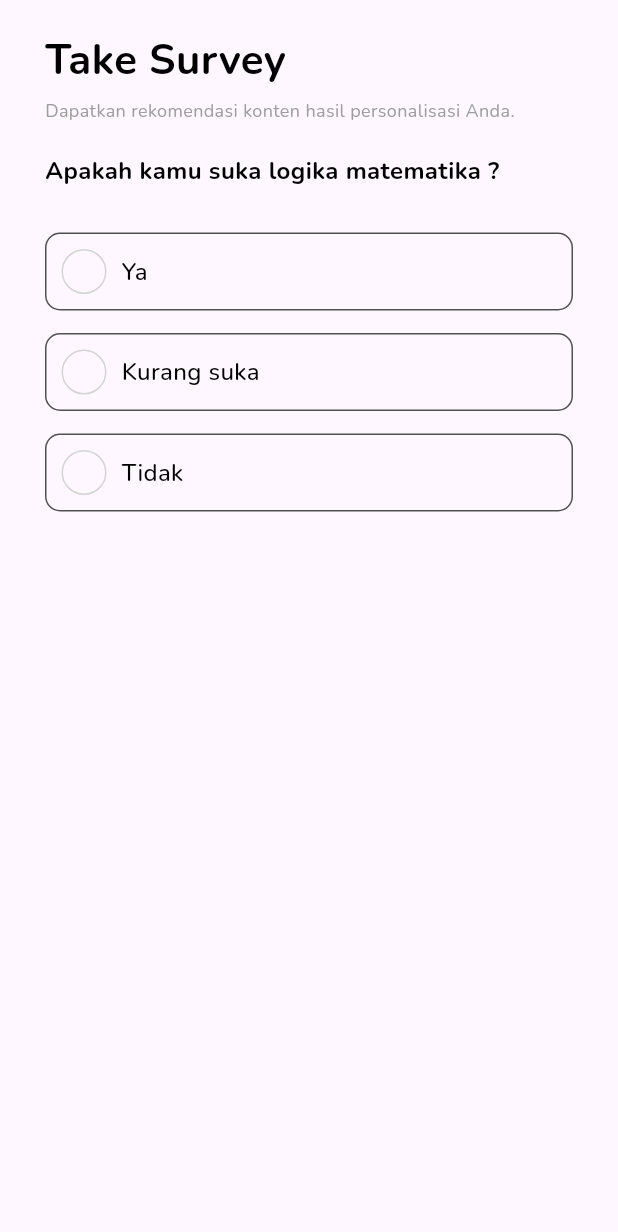
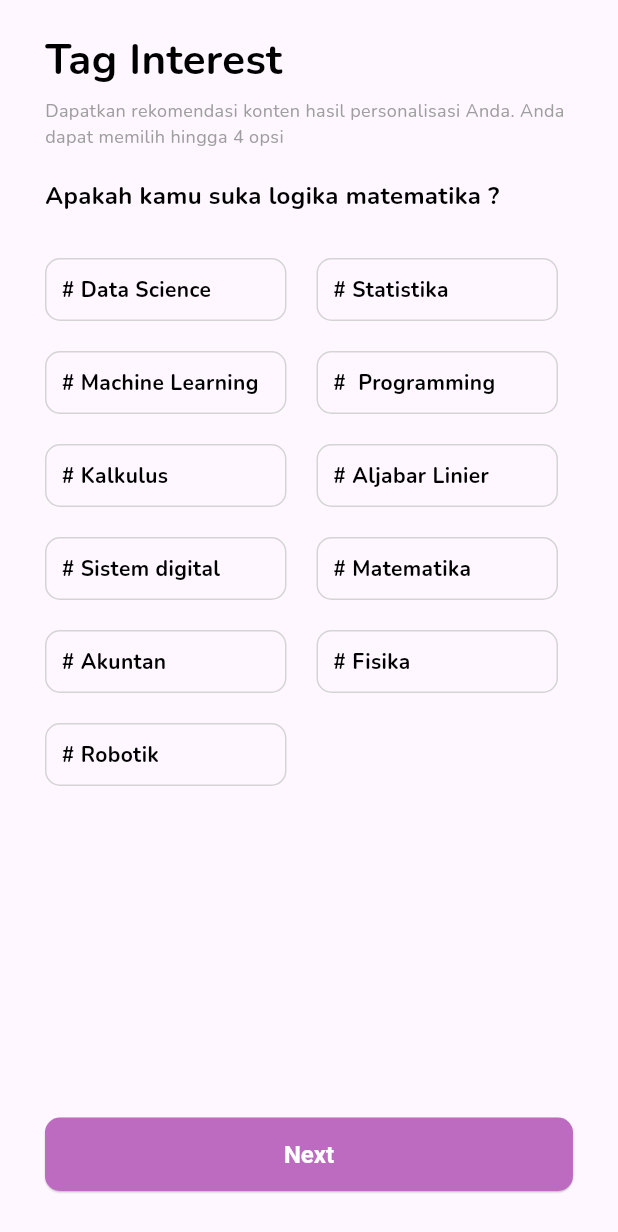
Before and after one commit to Armora-Tech/upmate, a Flutter app: the screen it shows after launch, on a phone screen of 412 x 824 dp. Shown: the top 1232 px of the screen. Run offline on Flutter 3.47's test engine with Material 3 defaults, Android fonts, the phone set to English and light mode, and no system bars; our stand-ins replace get.

Commit message:
add tag interest page

```diff
--- a/lib/main.dart
+++ b/lib/main.dart
@@ -3,6 +3,7 @@ import 'package:upmatev2/bindings/login_binding.dart';
 import 'package:upmatev2/themes/app_theme.dart';
 import 'package:upmatev2/views/login.dart';
 import 'package:get/route_manager.dart';
+import 'package:upmatev2/views/tag_interest.dart';
 import 'package:upmatev2/views/take_survey.dart';
 import 'package:upmatev2/views/verify.dart';
 
@@ -28,7 +29,7 @@ class MyApp extends StatelessWidget {
       theme: AppTheme.lightTheme,
       initialBinding: LoginBinding(),
       getPages: AppPage.pages,
-      home: const TakeSurveyView(),
+      home: const TagInterestView(),
     );
   }
 }
--- /dev/null
+++ b/lib/views/tag_interest.dart
@@ -0,0 +1,109 @@
+import 'package:flutter/material.dart';
+import 'package:get/get.dart';
+import 'package:upmatev2/themes/app_color.dart';
+
+class TagInterestView extends StatelessWidget {
+  const TagInterestView({super.key});
+
+  @override
+  Widget build(BuildContext context) {
+    List<String> tags = [
+      "Data Science",
+      "Statistika",
+      "Machine Learning",
+      " Programming",
+      "Kalkulus",
+      "Aljabar Linier",
+      "Sistem digital",
+      "Matematika",
+      "Akuntan",
+      "Fisika",
+      "Robotik"
+    ];
+    return Scaffold(
+      body: SafeArea(
+        child: Padding(
+          padding: const EdgeInsets.symmetric(horizontal: 30),
+          child: SizedBox(
+            height: Get.height,
+            child: Column(
+              mainAxisAlignment: MainAxisAlignment.spaceBetween,
+              children: [
+                SingleChildScrollView(
+                  child: Column(
+                    crossAxisAlignment: CrossAxisAlignment.start,
+                    children: [
+                      const SizedBox(
+                        height: 20,
+                      ),
+                      const Text(
+                        "Tag Interest",
+                        style: TextStyle(
+                            fontSize: 28, fontWeight: FontWeight.bold),
+                      ),
+                      const SizedBox(
+                        height: 5,
+                      ),
+                      const Text(
+                        "Dapatkan rekomendasi konten hasil personalisasi Anda. Anda dapat memilih hingga 4 opsi",
+                        style: TextStyle(fontSize: 12, color: Colors.grey),
+                      ),
+                      const SizedBox(
+                        height: 20,
+                      ),
+                      const Text("Apakah kamu suka logika matematika ?",
+                          style: TextStyle(
+                              fontSize: 16, fontWeight: FontWeight.w600)),
+                      const SizedBox(
+                        height: 30,
+                      ),
+                      Wrap(
+                        runSpacing: 20,
+                        spacing: 20,
+                        runAlignment: WrapAlignment.center,
+                        direction: Axis.horizontal,
+                        children: List.generate(
+                          tags.length,
+                          (index) => Container(
+                            width: Get.width / 2 - 45,
+                            padding: const EdgeInsets.symmetric(
+                                horizontal: 10, vertical: 10),
+                            decoration: BoxDecoration(
+                                borderRadius: BorderRadius.circular(10),
+                                border: Border.all(
+                                    width: 1, color: AppColor.lightGrey)),
+                            child: Row(
+                              children: [
+                                Expanded(
+                                  child: Text(
+                                    "# ${tags[index]}",
+                                    overflow: TextOverflow.ellipsis,
+                                    style: const TextStyle(
+                                        fontWeight: FontWeight.w700),
+                                  ),
+                                )
+                              ],
+                            ),
+                          ),
+                        ),
+                      )
+                    ],
+                  ),
+                ),
+                Padding(
+                    padding: const EdgeInsets.only(bottom: 30),
+                    child: ElevatedButton(
+                        onPressed: () {},
+                        child: const Center(
+                            child: Text(
+                          "Next",
+                          style: TextStyle(color: Colors.white),
+                        ))))
+              ],
+            ),
+          ),
+        ),
+      ),
+    );
+  }
+}
--- a/lib/views/take_survey.dart
+++ b/lib/views/take_survey.dart
@@ -11,7 +11,12 @@ class TakeSurveyView extends StatelessWidget {
       body: SafeArea(
         child: Padding(
           padding: const EdgeInsets.symmetric(horizontal: 30),
+          child: SizedBox(
+            height: Get.height,
             child: Column(
+              mainAxisAlignment: MainAxisAlignment.spaceBetween,
+              children: [
+                Column(
                   crossAxisAlignment: CrossAxisAlignment.start,
                   children: [
                     const SizedBox(
@@ -19,7 +24,8 @@ class TakeSurveyView extends StatelessWidget {
                     ),
                     const Text(
                       "Take Survey",
-                style: TextStyle(fontSize: 28, fontWeight: FontWeight.bold),
+                      style:
+                          TextStyle(fontSize: 28, fontWeight: FontWeight.bold),
                     ),
                     const SizedBox(
                       height: 5,
@@ -32,14 +38,15 @@ class TakeSurveyView extends StatelessWidget {
                       height: 20,
                     ),
                     const Text("Apakah kamu suka logika matematika ?",
-                  style: TextStyle(fontSize: 16, fontWeight: FontWeight.w600)),
+                        style: TextStyle(
+                            fontSize: 16, fontWeight: FontWeight.w600)),
                     const SizedBox(
                       height: 30,
                     ),
                     Container(
                       width: Get.width,
-                padding:
-                    const EdgeInsets.symmetric(horizontal: 10, vertical: 10),
+                      padding: const EdgeInsets.symmetric(
+                          horizontal: 10, vertical: 10),
                       decoration: BoxDecoration(
                           borderRadius: BorderRadius.circular(10),
                           border: Border.all(width: 1, color: AppColor.black)),
@@ -58,8 +65,8 @@ class TakeSurveyView extends StatelessWidget {
                           ),
                           const Text(
                             "Ya",
-                      style:
-                          TextStyle(fontSize: 16, fontWeight: FontWeight.w500),
+                            style: TextStyle(
+                                fontSize: 16, fontWeight: FontWeight.w500),
                           )
                         ],
                       ),
@@ -67,8 +74,8 @@ class TakeSurveyView extends StatelessWidget {
                     Container(
                       margin: const EdgeInsets.symmetric(vertical: 15),
                       width: Get.width,
-                padding:
-                    const EdgeInsets.symmetric(horizontal: 10, vertical: 10),
+                      padding: const EdgeInsets.symmetric(
+                          horizontal: 10, vertical: 10),
                       decoration: BoxDecoration(
                           borderRadius: BorderRadius.circular(10),
                           border: Border.all(width: 1, color: AppColor.black)),
@@ -87,16 +94,16 @@ class TakeSurveyView extends StatelessWidget {
                           ),
                           const Text(
                             "Kurang suka",
-                      style:
-                          TextStyle(fontSize: 16, fontWeight: FontWeight.w500),
+                            style: TextStyle(
+                                fontSize: 16, fontWeight: FontWeight.w500),
                           )
                         ],
                       ),
                     ),
                     Container(
                       width: Get.width,
-                padding:
-                    const EdgeInsets.symmetric(horizontal: 10, vertical: 10),
+                      padding: const EdgeInsets.symmetric(
+                          horizontal: 10, vertical: 10),
                       decoration: BoxDecoration(
                           borderRadius: BorderRadius.circular(10),
                           border: Border.all(width: 1, color: AppColor.black)),
@@ -115,13 +122,25 @@ class TakeSurveyView extends StatelessWidget {
                           ),
                           const Text(
                             "Tidak",
-                      style:
-                          TextStyle(fontSize: 16, fontWeight: FontWeight.w500),
+                            style: TextStyle(
+                                fontSize: 16, fontWeight: FontWeight.w500),
                           )
                         ],
                       ),
-              )
+                    ),
                   ],
+                ),
+                Padding(
+                    padding: const EdgeInsets.only(bottom: 30),
+                    child: ElevatedButton(
+                        onPressed: () {},
+                        child: const Center(
+                            child: Text(
+                          "Next",
+                          style: TextStyle(color: Colors.white),
+                        ))))
+              ],
+            ),
           ),
         ),
       ),
```
Lines whose indentation alone changed are shown as unchanged.
